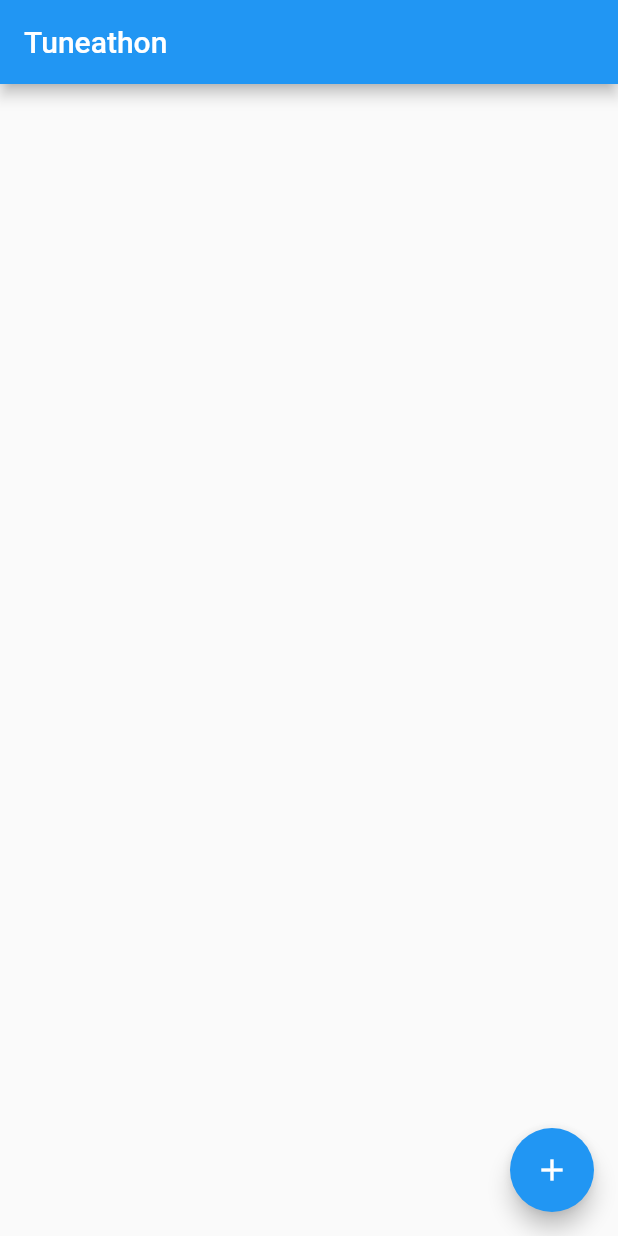
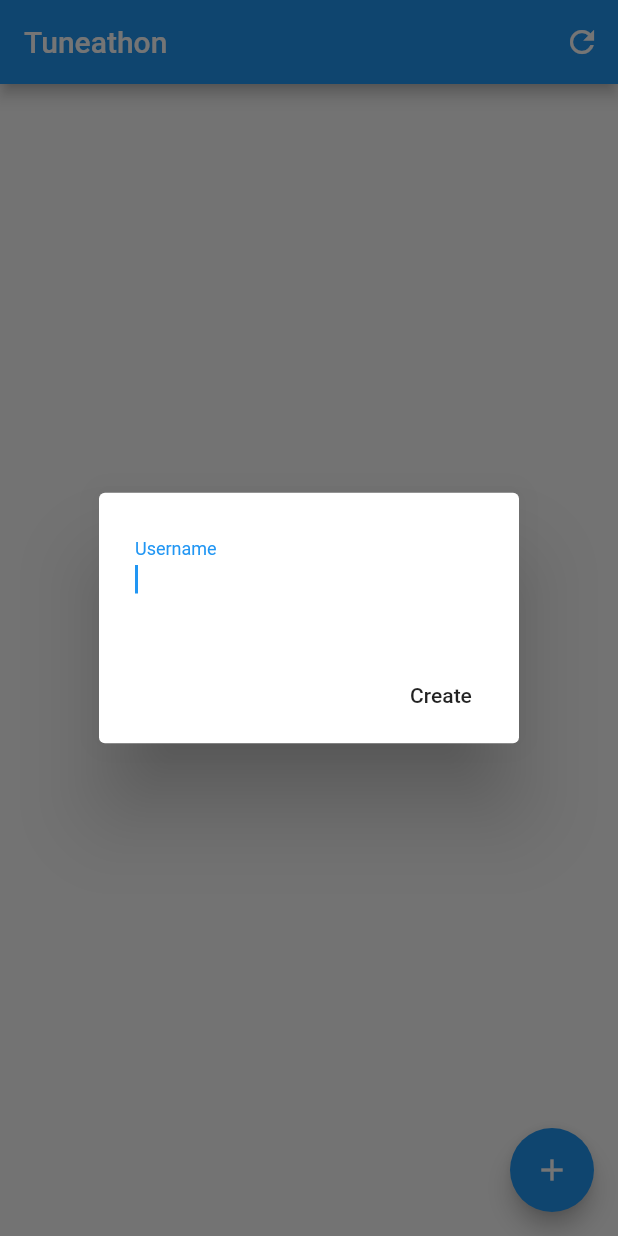
Before and after one commit to Tuneathon/Mobile, a Flutter app: the screen it shows after launch, on a phone screen of 412 x 824 dp. Run offline on Flutter 3.47's test engine with Material 2 defaults, Android fonts, the phone set to English and light mode, and no system bars; our stand-ins replace shared_preferences; network calls fail.

Commit message:
added refresh button

```diff
--- a/lib/main.dart
+++ b/lib/main.dart
@@ -45,9 +45,19 @@ class _MyHomePageState extends State<MyHomePage> {
 
   @override
   Widget build(BuildContext context) {
+    showUsernameDialog(context);
+    getData();
     return new Scaffold(
       appBar: new AppBar(
         title: new Text(widget.title),
+        actions: <Widget>[
+          new IconButton(
+            icon: new Icon(Icons.refresh),
+            onPressed: (){
+              getData();
+            },
+          )
+        ],
       ),
       body: new ListView.builder(
           itemCount: rooms == null ? 0 : rooms.length,
@@ -59,10 +69,9 @@ class _MyHomePageState extends State<MyHomePage> {
       ),
       floatingActionButton: new FloatingActionButton(
         onPressed: () {
-          //Navigator.of(context).push(
-            //new MaterialPageRoute(builder: (context) => new CreateRoomPage()),
-          //);
-          getData();
+          Navigator.of(context).push(
+            new MaterialPageRoute(builder: (context) => new CreateRoomPage()),
+          );
         },
         tooltip: 'Increment',
         child: new Icon(Icons.add),
```
